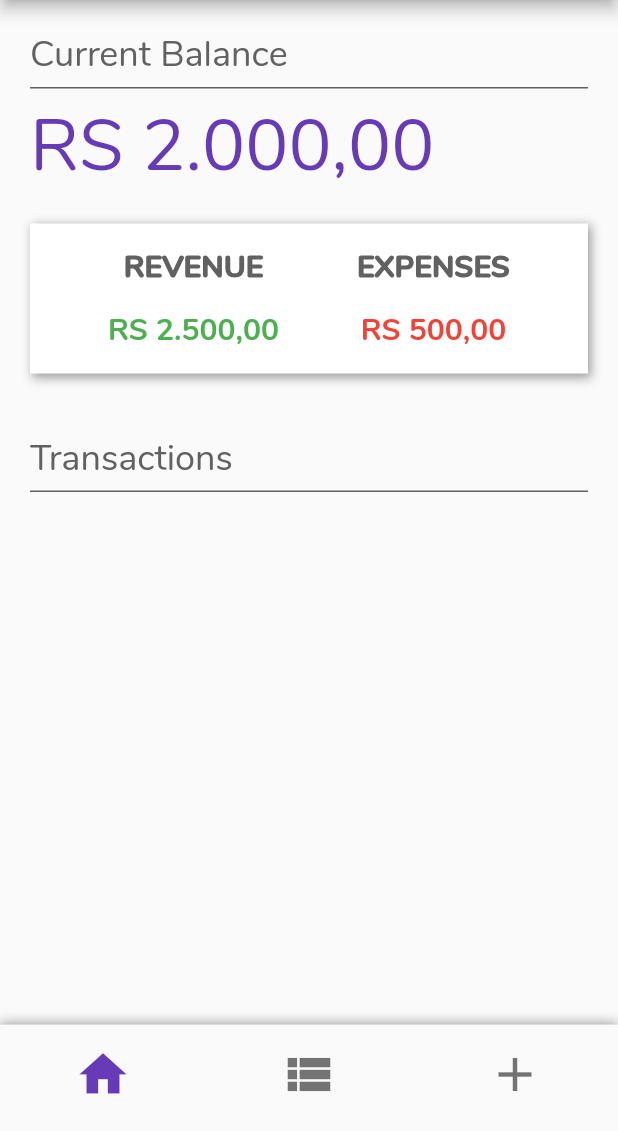
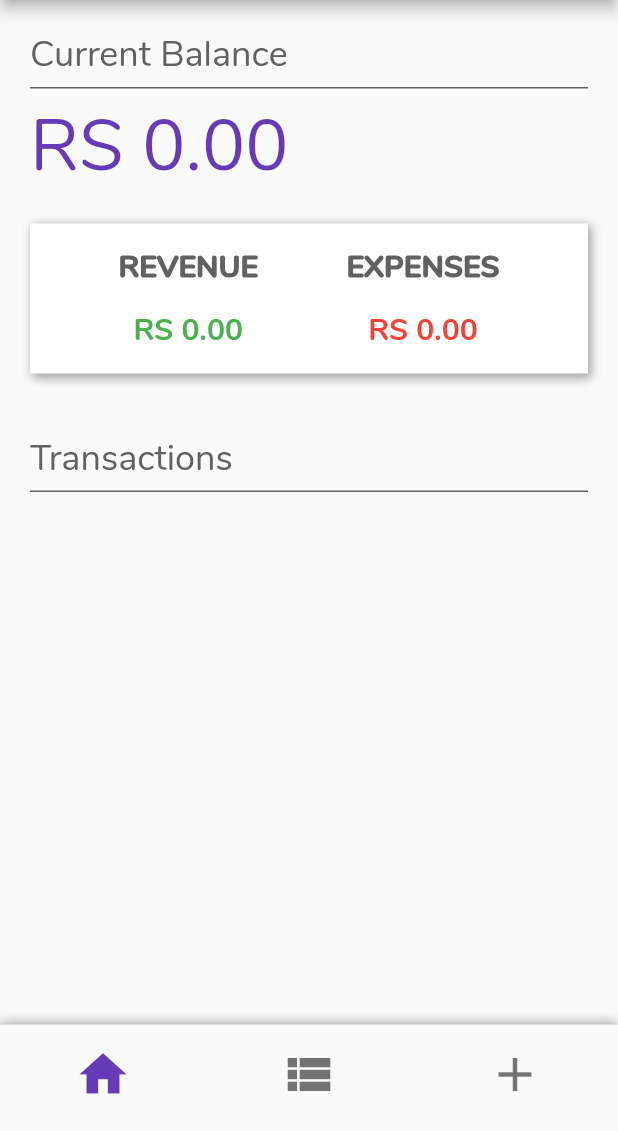
Before and after one commit to victorpereira01/prog-mobile-si700, a Flutter app: the screen it shows once a user with an empty profile is signed in, on a phone screen of 412 x 824 dp, the part 105-1236 px from its top. Run offline on Flutter 3.47's test engine with Material 2 defaults, Android fonts, the phone set to English and light mode, and no system bars; our stand-ins replace bloc, cloud_firestore, firebase_auth, firebase_core, flutter_bloc, font_awesome_flutter; accounts and stored records are empty.

Commit message:
f_c: Atualizando histórico do usuário

```diff
--- a/financial_control/lib/src/views/home/mainView.dart
+++ b/financial_control/lib/src/views/home/mainView.dart
@@ -1,9 +1,7 @@
 import 'package:financial_control/src/bloc/database_bloc.dart';
 import 'package:financial_control/src/bloc/database_state.dart';
 import 'package:financial_control/src/models/transaction_model.dart';
-import 'package:financial_control/src/views/home/addTransactionView.dart';
 import 'package:financial_control/src/views/home/transactionTile.dart';
-import 'package:financial_control/src/widgets/button.dart';
 import 'package:financial_control/src/widgets/header.dart';
 import 'package:financial_control/src/widgets/topic.dart';
 import 'package:flutter/cupertino.dart';
@@ -20,12 +18,26 @@ class MainView extends StatefulWidget {
 }
 
 class _MainViewState extends State<MainView> {
+  double balance = 0;
+
+  double revenues = 0;
+
+  double expenses = 0;
+
   @override
   Widget build(BuildContext context) {
     return BlocBuilder<DatabaseBloc, DatabaseState>(
       builder: (context, state) {
         if (state is TransactionsDatabaseState) {
           List<TransactionModel> list = state.transactions;
+          state.transactions.forEach((element) {
+            balance += element.value;
+            if (element.value > 0) {
+              revenues += element.value;
+            } else {
+              expenses += element.value;
+            }
+          });
           return Scaffold(
             appBar: header(context),
             body: Container(
@@ -35,7 +47,7 @@ class _MainViewState extends State<MainView> {
                 children: [
                   topic("Current Balance"),
                   Text(
-                    "RS 2.000,00",
+                    "RS " + balance.toStringAsFixed(2),
                     style: TextStyle(color: Colors.deepPurple, fontSize: 48),
                   ),
                   // revenues and expenses container
@@ -63,7 +75,7 @@ class _MainViewState extends State<MainView> {
                                   fontSize: 20,
                                   fontWeight: FontWeight.w900),
                             ),
-                            Text("RS 2.500,00",
+                            Text("RS " + revenues.toStringAsFixed(2),
                                 style: TextStyle(
                                     color: Colors.green,
                                     fontSize: 20,
@@ -82,7 +94,7 @@ class _MainViewState extends State<MainView> {
                                   fontWeight: FontWeight.w900),
                             ),
                             Text(
-                              "RS 500,00",
+                              "RS " + expenses.toStringAsFixed(2),
                               style: TextStyle(
                                   color: Colors.red,
                                   fontSize: 20,
```
